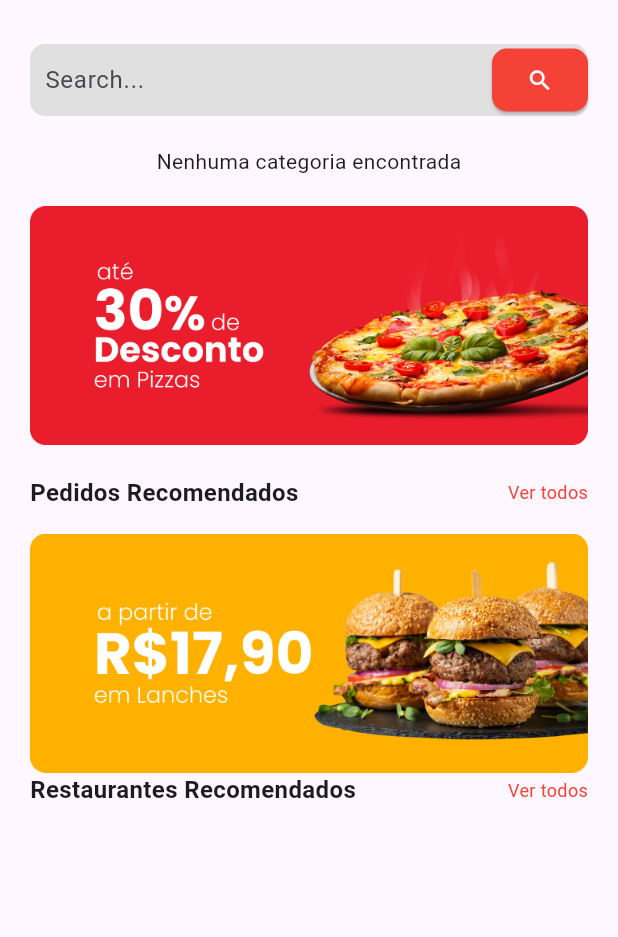
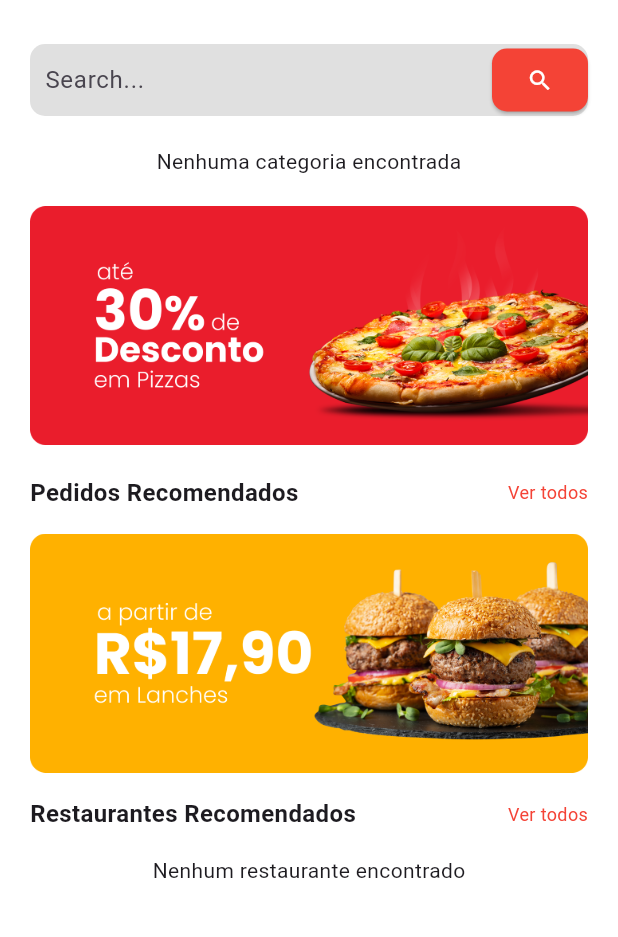
Before and after one commit to SergioSouz2/mira_foods, a Flutter app: the HomePage screen opened directly, on a phone screen of 412 x 824 dp, the part 103-1040 px from its top. Run offline on Flutter 3.47's test engine with Material 3 defaults, Android fonts, the light colour scheme and no system bars; our stand-ins replace cloud_firestore, firebase_auth, firebase_core; accounts and stored records are empty; generated files the repository leaves out were written again; network calls fail; Roboto replaces fonts that are missing (Poppins).

Commit message:
:sparkles: feat: add Component restaurant

```diff
--- a/lib/main.dart
+++ b/lib/main.dart
@@ -23,6 +23,9 @@ class MyApp extends StatelessWidget {
         ChangeNotifierProvider(create: (_) => AuthProvider()),
       ],
       child: MaterialApp(
+        theme: ThemeData(
+          scaffoldBackgroundColor: Colors.white,
+        ),
         home: Scaffold(
           body: AuthenticationWrapper(),
         ),
--- /dev/null
+++ b/lib/models/restaurant_model.dart
@@ -0,0 +1,24 @@
+// models/restaurant.dart
+
+class Restaurant {
+  final String imageUrl;
+  final String name;
+  final double deliveryFee;
+  final int deliveryTimeMinutes;
+
+  Restaurant({
+    required this.imageUrl,
+    required this.name,
+    required this.deliveryFee,
+    required this.deliveryTimeMinutes,
+  });
+
+  factory Restaurant.fromMap(Map<String, dynamic> map) {
+    return Restaurant(
+      imageUrl: map['imageUrl'] ?? 'https://exemplo.com/imagens/default.jpg',
+      name: map['name'] ?? 'Sem Título',
+      deliveryFee: map['deliveryFee'] != null ? map['deliveryFee'].toDouble() : 0.0,
+      deliveryTimeMinutes: map['deliveryTimeMinutes'] ?? 0,
+    );
+  }
+}
--- a/lib/screens/app/home_page.dart
+++ b/lib/screens/app/home_page.dart
@@ -2,6 +2,7 @@ import 'package:flutter/material.dart';
 import 'package:mira_foods/widgets/banner/banner_widget.dart';
 import 'package:mira_foods/widgets/category/category_wedget.dart';
 import 'package:mira_foods/widgets/header/header_widget.dart';
+import 'package:mira_foods/widgets/restaurant/restaurant_wedget.dart';
 import 'package:mira_foods/widgets/search/search_widget.dart';
 
 class HomePage extends StatelessWidget {
@@ -10,7 +11,7 @@ class HomePage extends StatelessWidget {
   @override
   Widget build(BuildContext context) {
 
-    return const Scaffold(
+    return  const Scaffold(
       body: SingleChildScrollView( // Adiciona SingleChildScrollView aqui
         child: Column(
           crossAxisAlignment: CrossAxisAlignment.start,
@@ -53,6 +54,7 @@ class HomePage extends StatelessWidget {
           SizedBox(height: 16),
 
           BannerWidget(image: 'assets/images/banner_burguer.png'),
+          SizedBox(height: 16),
 
           Padding(
             padding: EdgeInsets.symmetric(horizontal: 20),
@@ -79,6 +81,10 @@ class HomePage extends StatelessWidget {
                 ],
               ),
             ),
+          SizedBox(height: 16),
+
+            RestaurantsWidget(),
+          SizedBox(height: 16),
 
           ],
         ),
--- a/lib/widgets/category/category_wedget.dart
+++ b/lib/widgets/category/category_wedget.dart
@@ -25,7 +25,7 @@ class CategoriesWidget extends StatelessWidget {
 
         List<Widget> categoryItems = snapshot.data!.map((data) {
           return Padding(
-            padding: const EdgeInsets.only(left: 10, right: 10, top: 5, bottom: 5),
+            padding: const EdgeInsets.only(left: 20, right: 0, top: 5, bottom: 5),
             child: CategoryItem(
               image: data['imageUrl'] ?? 'https://exemplo.com/imagens/default.jpg',
               title: data['name'] ?? 'Sem Título',
--- /dev/null
+++ b/lib/widgets/restaurant/restaurant_wedget.dart
@@ -0,0 +1,55 @@
+import 'package:flutter/material.dart';
+import 'package:mira_foods/models/restaurant_model.dart';
+import 'package:mira_foods/providers/auth_provider.dart';
+import 'package:mira_foods/widgets/restaurant/restaurant_item.dart';
+import 'package:provider/provider.dart';
+
+class RestaurantsWidget extends StatelessWidget {
+  const RestaurantsWidget({super.key});
+
+  @override
+  Widget build(BuildContext context) {
+    final authProvider = Provider.of<AuthProvider>(context);
+
+    return FutureBuilder<List<Map<String, dynamic>>>(
+      future: authProvider.getDocuments('Restaurant'), // Ajuste para o nome correto da coleção
+      builder: (context, AsyncSnapshot<List<Map<String, dynamic>>> snapshot) {
+        if (snapshot.connectionState == ConnectionState.waiting) {
+          return const Center(child: CircularProgressIndicator());
+        }
+        if (snapshot.hasError) {
+          return const Center(child: Text('Erro ao carregar dados'));
+        }
+        if (!snapshot.hasData || snapshot.data!.isEmpty) {
+          return const Center(child: Text('Nenhum restaurante encontrado'));
+        }
+
+        // Mapear os dados para objetos Restaurant
+        List<Restaurant> restaurants = snapshot.data!.map((data) => Restaurant.fromMap(data)).toList();
+
+        // Criar uma lista de widgets RestaurantItem com padding entre eles
+        List<Widget> restaurantItems = restaurants.map((restaurant) {
+          return Padding(
+            padding: const EdgeInsets.only(left: 0, right: 0, top: 0, bottom: 0),
+            child: RestaurantItem(
+            image: restaurant.imageUrl,
+            title: restaurant.name,
+            deliveryFee: restaurant.deliveryFee,
+            deliveryTimeMinutes: restaurant.deliveryTimeMinutes,
+            onPressed: () {
+              print('Restaurante clicado: ${restaurant.name}');
+            },
+            ),
+          );
+        }).toList();
+
+        return SingleChildScrollView(
+          scrollDirection: Axis.horizontal,
+          child: Row(
+            children: restaurantItems,
+          ),
+        );
+      },
+    );
+  }
+}
```
Also changed, not shown: lib/widgets/restaurant/restaurant_item.dart (added, +85 -0 lines).
